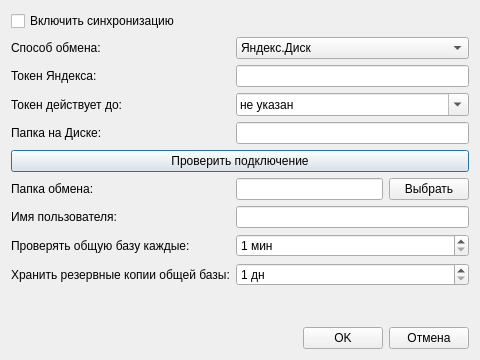
Qt form designer/ui/syncsettingsdialog.ui (Aleee/FinanceCalender) before a commit.
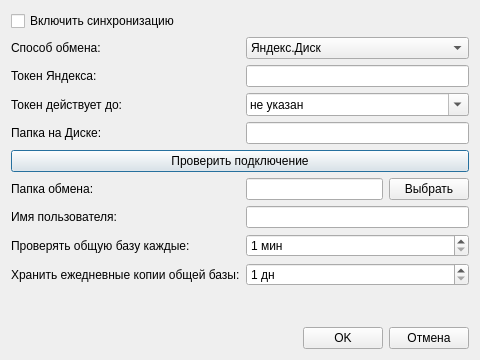
The same form after that commit.

What changed in the file:
```diff
--- a/designer/ui/syncsettingsdialog.ui
+++ b/designer/ui/syncsettingsdialog.ui
@@ -156,7 +156,7 @@
      <item row="9" column="0">
       <widget class="QLabel" name="label_keepdays">
        <property name="text">
-        <string>Хранить резервные копии общей базы:</string>
+        <string>Хранить ежедневные копии общей базы:</string>
        </property>
       </widget>
      </item>
```
